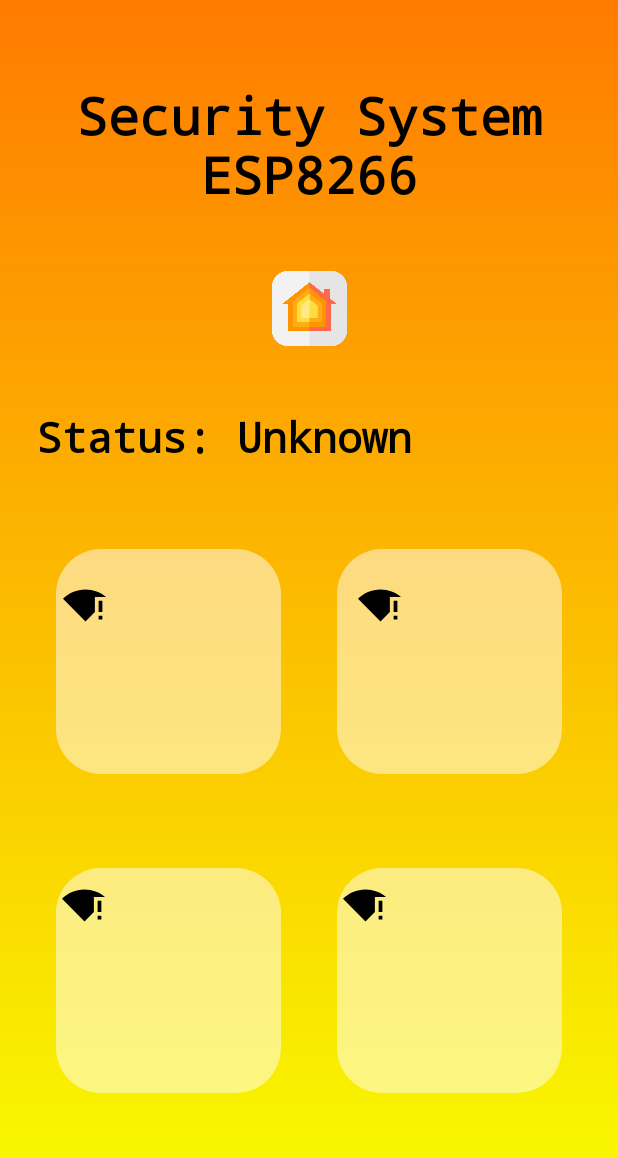
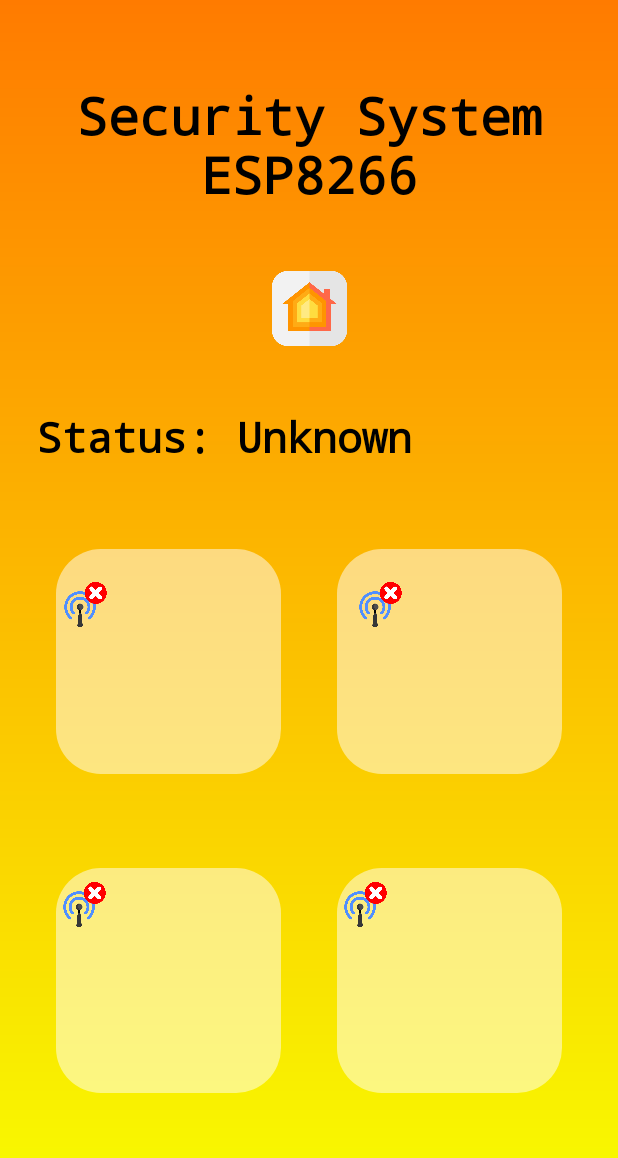
Before and after one commit to piotrrosinski77/Security-System-ESP8266, an Android app: the screen it shows after launch (MainActivity), on a phone screen of 412 x 824 dp. Shown: the top 1158 px of the screen. Run offline under Robolectric (Android 15) with nearby library versions, the phone set to English and light mode, and no system bars.

Commit message:
visual changes

```diff
--- a/Security_System_App/app/src/main/res/drawable/baseline_signal_wifi_statusbar_connected_no_internet_4_24.xml
+++ /dev/null
@@ -1,7 +0,0 @@
-<vector android:height="6dp" android:tint="#000000"
-    android:viewportHeight="24" android:viewportWidth="24"
-    android:width="6dp" xmlns:android="http://schemas.android.com/apk/res/android">
-    <path android:fillColor="@android:color/white" android:pathData="M12,4C7.31,4 3.07,5.9 0,8.98L12,21l5,-5.01V8h5.92C19.97,5.51 16.16,4 12,4z"/>
-    <path android:fillColor="@android:color/white" android:pathData="M19,18h2v2h-2z"/>
-    <path android:fillColor="@android:color/white" android:pathData="M19,10h2v6h-2z"/>
-</vector>
--- a/Security_System_App/app/src/main/res/layout/activity_main.xml
+++ b/Security_System_App/app/src/main/res/layout/activity_main.xml
@@ -4,7 +4,7 @@
     xmlns:tools="http://schemas.android.com/tools"
     android:layout_width="match_parent"
     android:layout_height="match_parent"
-    android:background="@drawable/gradient"
+    android:background="@drawable/yellow_gradient"
     tools:context=".MainActivity">
 
     <TextView
@@ -76,7 +76,7 @@
         android:id="@+id/textView"
         android:layout_width="30dp"
         android:layout_height="30dp"
-        android:foreground="@drawable/baseline_signal_wifi_statusbar_connected_no_internet_4_24"
+        android:foreground="@drawable/no_signal"
         app:layout_constraintBottom_toBottomOf="@+id/textView7"
         app:layout_constraintEnd_toEndOf="@id/textView4"
         app:layout_constraintHorizontal_bias="0.266"
@@ -88,7 +88,7 @@
         android:id="@+id/textView8"
         android:layout_width="30dp"
         android:layout_height="30dp"
-        android:foreground="@drawable/baseline_signal_wifi_statusbar_connected_no_internet_4_24"
+        android:foreground="@drawable/no_signal"
         app:layout_constraintBottom_toBottomOf="@+id/textView4"
         app:layout_constraintEnd_toEndOf="@id/textView7"
         app:layout_constraintHorizontal_bias="0.264"
@@ -100,7 +100,7 @@
         android:id="@+id/textView9"
         android:layout_width="30dp"
         android:layout_height="30dp"
-        android:foreground="@drawable/baseline_signal_wifi_statusbar_connected_no_internet_4_24"
+        android:foreground="@drawable/no_signal"
         app:layout_constraintBottom_toBottomOf="@+id/textView8"
         app:layout_constraintEnd_toEndOf="@id/textView5"
         app:layout_constraintHorizontal_bias="0.664"
@@ -112,7 +112,7 @@
         android:id="@+id/textView2"
         android:layout_width="30dp"
         android:layout_height="30dp"
-        android:foreground="@drawable/baseline_signal_wifi_statusbar_connected_no_internet_4_24"
+        android:foreground="@drawable/no_signal"
         app:layout_constraintBottom_toBottomOf="@+id/textView5"
         app:layout_constraintEnd_toEndOf="@id/textView3"
         app:layout_constraintHorizontal_bias="0.624"
@@ -145,7 +145,7 @@
         app:layout_constraintHorizontal_bias="0.5"
         app:layout_constraintStart_toStartOf="parent"
         app:layout_constraintTop_toBottomOf="@+id/textView3"
-        app:srcCompat="@drawable/apple"
+        app:srcCompat="@drawable/apple_home"
         android:contentDescription="@string/home_icon" />
 
 
```
Also changed, not shown: Security_System_App/app/src/main/res/drawable/apple_home.png (renamed from Security_System_App/app/src/main/res/drawable/apple.png), Security_System_App/app/src/main/res/drawable/no_signal.png (added), Security_System_App/app/src/main/res/drawable/yellow_gradient.xml (renamed from Security_System_App/app/src/main/res/drawable/gradient.xml).
